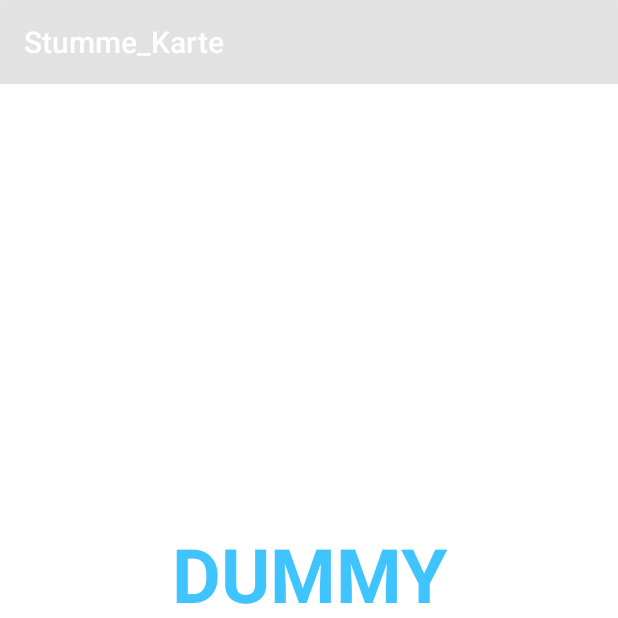
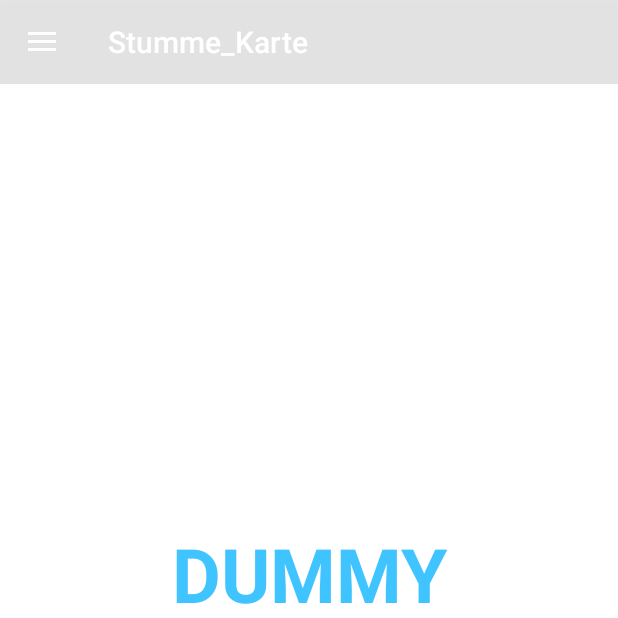
Before and after one commit to RL97/Stumme_Karte, an Android app: the screen it shows after launch (FullscreenActivity), on a phone screen of 412 x 824 dp, the top half of it. Run offline under Robolectric (Android 15) with nearby library versions, the phone set to English and light mode, and no system bars.

Commit message:
added simple navigation drawer

```diff
--- a/app/build.gradle
+++ b/app/build.gradle
@@ -37,6 +37,8 @@ dependencies {
     implementation "androidx.room:room-runtime:$room_version"
     annotationProcessor "androidx.room:room-compiler:$room_version"
 
+    implementation "com.google.android.material:material:1.3.0-alpha03"
+
     implementation 'androidx.appcompat:appcompat:1.4.2'
     implementation 'com.google.android.material:material:1.6.1'
     testImplementation 'junit:junit:4.13.2'
--- a/app/src/main/java/com/example/stumme_karte/FullscreenActivity.java
+++ b/app/src/main/java/com/example/stumme_karte/FullscreenActivity.java
@@ -2,11 +2,14 @@ package com.example.stumme_karte;
 
 import android.annotation.SuppressLint;
 
+import androidx.appcompat.app.ActionBarDrawerToggle;
 import androidx.appcompat.app.AppCompatActivity;
+import androidx.drawerlayout.widget.DrawerLayout;
 
 import android.os.Build;
 import android.os.Bundle;
 import android.os.Handler;
+import android.view.MenuItem;
 import android.view.View;
 import android.view.WindowInsets;
 import android.view.WindowInsetsController;
@@ -48,6 +51,9 @@ public class FullscreenActivity extends AppCompatActivity {
 //    // off the main thread
 //    private ExecutorService executor;
 
+    public DrawerLayout drawerLayout;
+    public ActionBarDrawerToggle actionBarDrawerToggle;
+
     @Override
     protected void onCreate(Bundle savedInstanceState) {
         super.onCreate(savedInstanceState);
@@ -56,6 +62,19 @@ public class FullscreenActivity extends AppCompatActivity {
         setContentView(binding.getRoot());
 
         mContentView = binding.fullscreenContent;
+
+        // drawer layout instance to toggle the menu icon to open
+        // drawer and back button to close drawer
+        drawerLayout = findViewById(R.id.my_drawer_layout);
+        actionBarDrawerToggle = new ActionBarDrawerToggle(this, drawerLayout, R.string.nav_open, R.string.nav_close);
+
+        // pass the Open and Close toggle for the drawer layout listener
+        // to toggle the button
+        drawerLayout.addDrawerListener(actionBarDrawerToggle);
+        actionBarDrawerToggle.syncState();
+
+        // to make the Navigation drawer icon always appear on the action bar
+        getSupportActionBar().setDisplayHomeAsUpEnabled(true);
 
 //        executor = Executors.newSingleThreadScheduledExecutor();
 //        database = ScoreDatabase.getDatabase(getApplicationContext());
@@ -142,4 +161,18 @@ public class FullscreenActivity extends AppCompatActivity {
             }
         }
     };
+
+    // override the onOptionsItemSelected()
+    // function to implement
+    // the item click listener callback
+    // to open and close the navigation
+    // drawer when the icon is clicked
+    @Override
+    public boolean onOptionsItemSelected(MenuItem item) {
+
+        if (actionBarDrawerToggle.onOptionsItemSelected(item)) {
+            return true;
+        }
+        return super.onOptionsItemSelected(item);
+    }
 }
--- a/app/src/main/res/layout/activity_fullscreen.xml
+++ b/app/src/main/res/layout/activity_fullscreen.xml
@@ -1,6 +1,8 @@
 <?xml version="1.0" encoding="utf-8"?>
-<FrameLayout xmlns:android="http://schemas.android.com/apk/res/android"
+<androidx.drawerlayout.widget.DrawerLayout xmlns:android="http://schemas.android.com/apk/res/android"
     xmlns:tools="http://schemas.android.com/tools"
+    xmlns:app="http://schemas.android.com/apk/res-auto"
+    android:id="@+id/my_drawer_layout"
     android:layout_width="match_parent"
     android:layout_height="match_parent"
     android:background="?attr/fullscreenBackgroundColor"
@@ -20,4 +22,14 @@
         android:textColor="?attr/fullscreenTextColor"
         android:textSize="50sp"
         android:textStyle="bold" />
-</FrameLayout>
+
+    <!--this the navigation view which draws
+        and shows the navigation drawer-->
+    <!--include the menu created in the menu folder-->
+    <com.google.android.material.navigation.NavigationView
+        android:layout_width="wrap_content"
+        android:layout_height="match_parent"
+        android:layout_gravity="start"
+        app:menu="@menu/drawer_menu" />
+
+</androidx.drawerlayout.widget.DrawerLayout>
--- /dev/null
+++ b/app/src/main/res/menu/drawer_menu.xml
@@ -0,0 +1,18 @@
+<?xml version="1.0" encoding="utf-8"?>
+<menu xmlns:android="http://schemas.android.com/apk/res/android"
+    xmlns:tools="http://schemas.android.com/tools"
+    tools:ignore="HardcodedText">
+
+    <item
+        android:id="@+id/nav_account"
+        android:title="Rangliste" />
+
+    <item
+        android:id="@+id/nav_settings"
+        android:title="Joker" />
+
+    <item
+        android:id="@+id/nav_logout"
+        android:title="Beenden" />
+
+</menu>
--- a/app/src/main/res/values/strings.xml
+++ b/app/src/main/res/values/strings.xml
@@ -2,4 +2,9 @@
     <string name="app_name">Stumme_Karte</string>
     <string name="dummy_button">Dummy Button</string>
     <string name="dummy_content">DUMMY\nCONTENT</string>
+
+    <!--to toggle the open close button
+        of the navigation drawer-->
+    <string name="nav_open">Open</string>
+    <string name="nav_close">Close</string>
 </resources>
```
